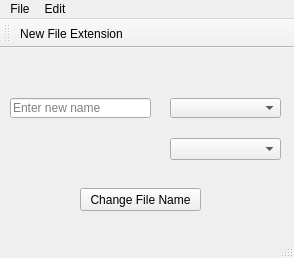
bluejellybean/FileNamer, file FileNamer/mainwindow.ui: the form before one commit.
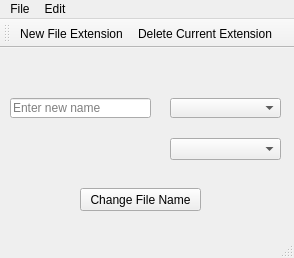
The form after the commit. Icons and pictures are not drawn.

Commit message:
Got the ability to add to file extensions to work
YESSSSSSSSSSSSSSSSSSS!

Diff of the .ui file:
```diff
--- a/FileNamer/mainwindow.ui
+++ b/FileNamer/mainwindow.ui
@@ -102,9 +102,10 @@
     <enum>TopToolBarArea</enum>
    </attribute>
    <attribute name="toolBarBreak">
-    <bool>true</bool>
+    <bool>false</bool>
    </attribute>
    <addaction name="actionNew_File_Extension"/>
+   <addaction name="actionDelete_Current_Extension"/>
   </widget>
   <widget class="QStatusBar" name="statusBar"/>
   <action name="actionOpen_Folder">
@@ -121,6 +122,15 @@
     <string>New File Extension</string>
    </property>
   </action>
+  <action name="actionDelete_Current_Extension">
+   <property name="icon">
+    <iconset resource="Resources.qrc">
+     <normaloff>:/Icons/Document-Delete-icon.png</normaloff>:/Icons/Document-Delete-icon.png</iconset>
+   </property>
+   <property name="text">
+    <string>Delete Current Extension</string>
+   </property>
+  </action>
  </widget>
  <layoutdefault spacing="6" margin="11"/>
  <resources>
```
Left out of the diff: 3 changed lines with no effect on the pictures. The commit also changes 12 other files.
